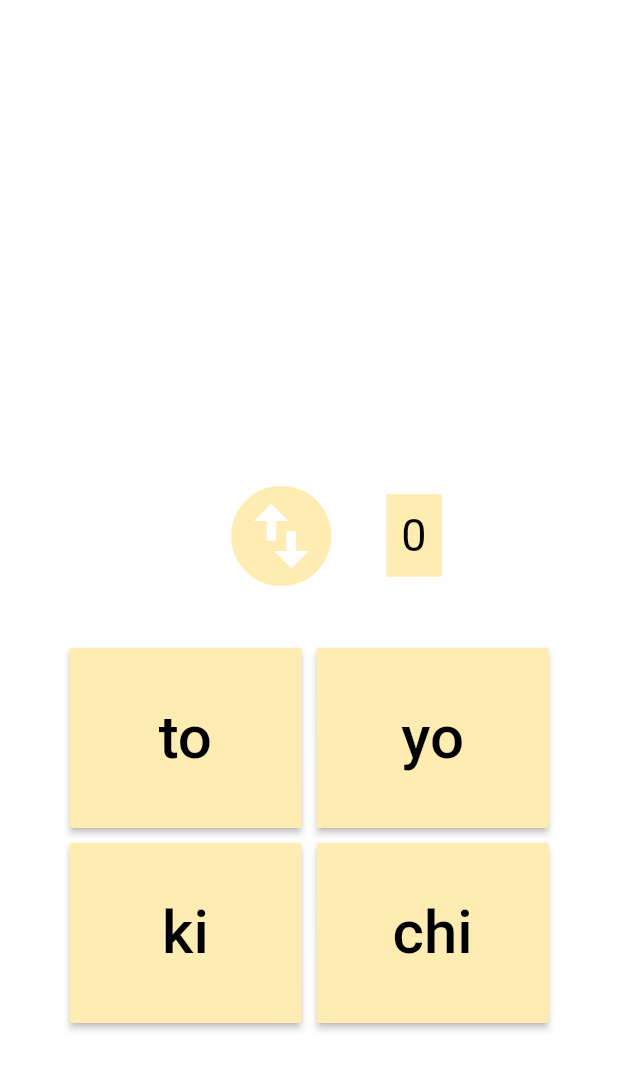
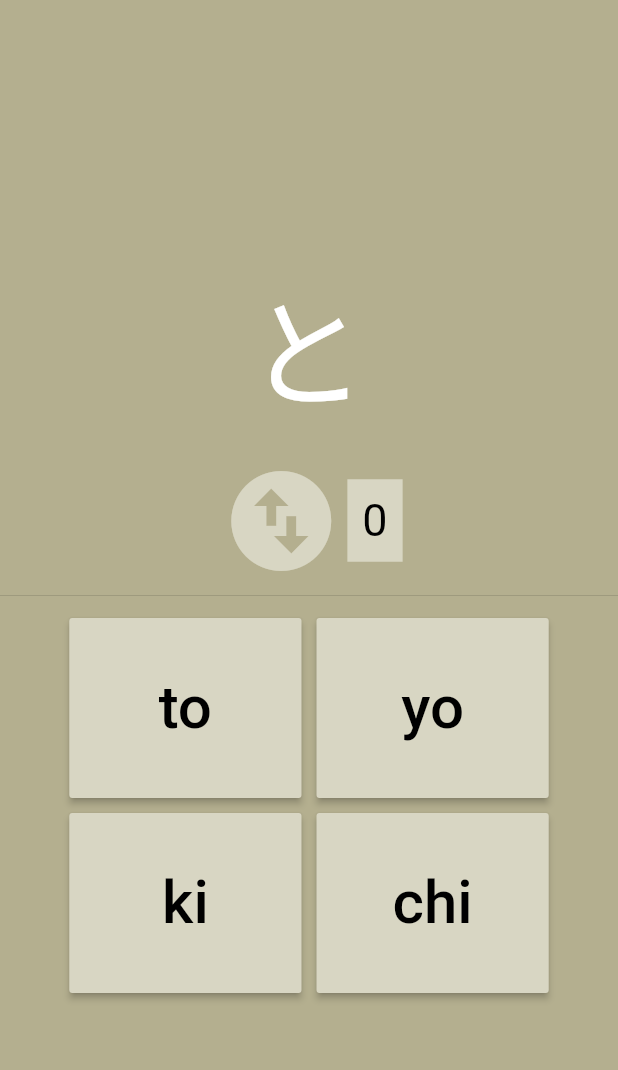
Before and after one commit to jamiesime/japanese_quiz, a Flutter app: the screen it shows after launch, after a tap on "Hiragana", on a phone screen of 412 x 824 dp. Shown: the top 1070 px of the screen. Run offline on Flutter 3.47's test engine with Material 2 defaults, Android fonts, the light colour scheme and no system bars; Roboto replaces fonts that are missing (Arial).

Commit message:
quiz_screen styling

```diff
--- a/lib/quiz_screen.dart
+++ b/lib/quiz_screen.dart
@@ -2,10 +2,10 @@ import 'package:flutter/cupertino.dart';
 import 'package:flutter/material.dart';
 import 'package:provider/provider.dart';
 import 'app_data.dart';
+import 'theme_data.dart';
 
 class QuizScreen extends StatelessWidget {
   Syllabary list;
-
   QuizScreen(Syllabary list) {
     this.list = list;
   }
@@ -14,6 +14,7 @@ class QuizScreen extends StatelessWidget {
     return ChangeNotifierProvider(
       create: (_) => AppData(list),
       child: Container(
+        color: Theme.of(context).backgroundColor,
         child: Column(
           mainAxisAlignment: MainAxisAlignment.center,
           children: <Widget>[
@@ -25,6 +26,7 @@ class QuizScreen extends StatelessWidget {
                 StreakCounter(),
               ],
             ),
+            Divider(height: 20,),
             AnswerGrid(),
           ],
         ),
@@ -108,13 +110,12 @@ class SwapCharasButton extends StatefulWidget {
   _SwapCharasButtonState createState() => _SwapCharasButtonState();
 }
 
-class _SwapCharasButtonState extends State<SwapCharasButton> with TickerProviderStateMixin {
+class _SwapCharasButtonState extends State<SwapCharasButton>
+    with TickerProviderStateMixin {
   final Tween<double> turnsTween = Tween<double>(
     begin: 1,
     end: 1.5,
   );
-
-
 
   AnimationController _controller;
   bool first = true;
@@ -133,15 +134,16 @@ class _SwapCharasButtonState extends State<SwapCharasButton> with TickerProvider
     return RotationTransition(
       turns: turnsTween.animate(_controller),
       child: Container(
-        child: FlatButton(
-          padding: EdgeInsets.all(30),
+          child: RawMaterialButton(
+            child: Container(
               child: Icon(
                 Icons.swap_vertical_circle,
                 color: Theme.of(context).primaryColor,
                 size: 80,
               ),
+            ),
             onPressed: () {
-            if(first){
+              if (first) {
                 _controller.forward();
               } else {
                 _controller.reverse();
--- a/lib/theme_data.dart
+++ b/lib/theme_data.dart
@@ -1,9 +1,11 @@
 import 'package:flutter/material.dart';
 
+var zeroAlpha = Color.fromARGB(0, 0, 0, 0);
+
 var lightTheme = ThemeData(
-  backgroundColor: Colors.amber,
+  backgroundColor: Color.fromARGB(255, 180, 175, 143),
   accentColor: Colors.teal[100],
-  primaryColor: Colors.amber[100],
+  primaryColor: Color.fromARGB(255, 216, 214, 195),
   textTheme: TextTheme(
     headline: TextStyle(
       fontSize: 80,
```
Lines whose indentation alone changed are shown as unchanged.
